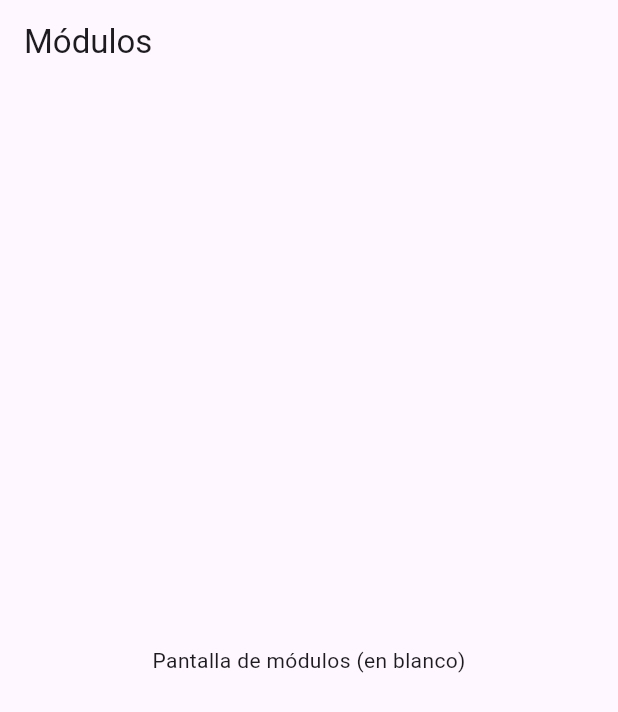
After one commit to Josue-Flores-Parra/app_autismo_uabc, a Flutter app: the Modulos screen opened directly, on a phone screen of 412 x 824 dp. The commit adds this screen. Shown: the top 712 px of the screen. Run offline on Flutter 3.47's test engine with Material 3 defaults, Android fonts, the phone set to English and light mode, and no system bars.

Commit message:
Correcciones de la revision

```diff
--- a/lib/main.dart
+++ b/lib/main.dart
@@ -1,5 +1,7 @@
 import 'package:flutter/material.dart';
 import 'screens/login.dart';
+import 'strings/strings_utils.dart';
+
 
 void main() {
   runApp(const MyApp());
@@ -11,7 +13,7 @@ class MyApp extends StatelessWidget {
   @override
   Widget build(BuildContext context) {
     return MaterialApp(
-      title: 'Login Infantil',
+      title: AppStrings.tituloApp,
       debugShowCheckedModeBanner: false,
       home: const LoginScreen(),
     );
--- /dev/null
+++ b/lib/screens/Modulos.dart
@@ -0,0 +1,17 @@
+import 'package:flutter/material.dart';
+
+class Modulos extends StatelessWidget {
+  const Modulos({super.key});
+
+  @override
+  Widget build(BuildContext context) {
+    return Scaffold(
+      appBar: AppBar(
+        title: const Text('Módulos'),
+      ),
+      body: const Center(
+        child: Text('Pantalla de módulos (en blanco)'),
+      ),
+    );
+  }
+}
--- a/lib/screens/login.dart
+++ b/lib/screens/login.dart
@@ -21,7 +21,7 @@ class _LoginScreenState extends State<LoginScreen> {
         _passwordController.text.isNotEmpty) {
       Navigator.pushReplacement(
         context,
-        MaterialPageRoute(builder: (context) => const Modulos()), // ← Aquí usas su clase
+        MaterialPageRoute(builder: (context) => const Modulos()),
       );
     } else {
       ScaffoldMessenger.of(context).showSnackBar(
--- a/lib/strings/strings_utils.dart
+++ b/lib/strings/strings_utils.dart
@@ -1,5 +1,6 @@
 
 class AppStrings {
+  static const tituloApp = 'Login Infantil';
   static const iniciarSesion = 'Inicia sesión';
   static const correo = 'Correo';
   static const contrasena = 'Contraseña';
@@ -7,4 +8,5 @@ class AppStrings {
   static const olvidoContrasena = '¿Olvidaste tu contraseña?';
   static const mensajeCamposVacios = 'Por favor completa todos los campos';
   static const bienvenida = '¡Bienvenido!';
+
 }
```
